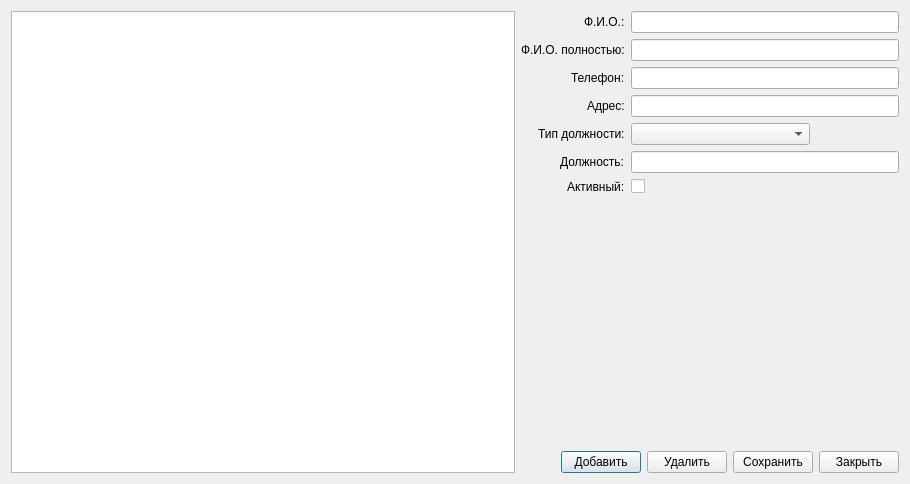
Old version of the form RepairCenter/catemployees.ui in the repository Feo-d-oR/YARC.
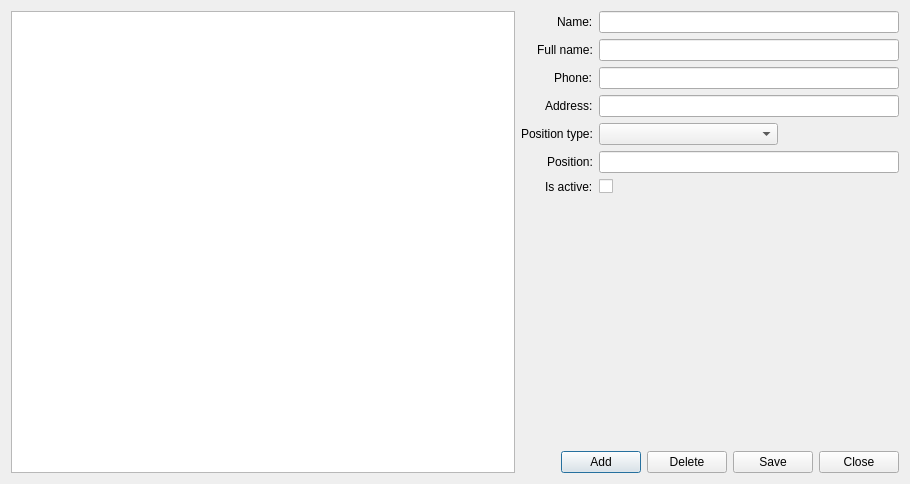
New version of the form. Icons and pictures are not drawn.

```diff
--- a/RepairCenter/catemployees.ui
+++ b/RepairCenter/catemployees.ui
@@ -39,7 +39,7 @@
      <item>
       <widget class="QPushButton" name="bAdd">
        <property name="text">
-        <string>Добавить</string>
+        <string>Add</string>
        </property>
        <property name="icon">
         <iconset>
@@ -51,7 +51,7 @@
      <item>
       <widget class="QPushButton" name="bDelete">
        <property name="text">
-        <string>Удалить</string>
+        <string>Delete</string>
        </property>
        <property name="icon">
         <iconset>
@@ -63,7 +63,7 @@
      <item>
       <widget class="QPushButton" name="bSave">
        <property name="text">
-        <string>Сохранить</string>
+        <string>Save</string>
        </property>
        <property name="icon">
         <iconset>
@@ -75,7 +75,7 @@
      <item>
       <widget class="QPushButton" name="bClose">
        <property name="text">
-        <string>Закрыть</string>
+        <string>Close</string>
        </property>
        <property name="icon">
         <iconset>
@@ -153,7 +153,7 @@
      <item row="0" column="0">
       <widget class="QLabel" name="label">
        <property name="text">
-        <string>Ф.И.О.:</string>
+        <string>Name:</string>
        </property>
       </widget>
      </item>
@@ -176,7 +176,7 @@
      <item row="1" column="0">
       <widget class="QLabel" name="label_2">
        <property name="text">
-        <string>Ф.И.О. полностью:</string>
+        <string>Full name:</string>
        </property>
       </widget>
      </item>
@@ -199,7 +199,7 @@
      <item row="2" column="0">
       <widget class="QLabel" name="label_7">
        <property name="text">
-        <string>Телефон:</string>
+        <string>Phone:</string>
        </property>
       </widget>
      </item>
@@ -222,7 +222,7 @@
      <item row="3" column="0">
       <widget class="QLabel" name="label_8">
        <property name="text">
-        <string>Адрес:</string>
+        <string>Address:</string>
        </property>
       </widget>
      </item>
@@ -245,7 +245,7 @@
      <item row="4" column="0">
       <widget class="QLabel" name="label_3">
        <property name="text">
-        <string>Тип должности:</string>
+        <string>Position type:</string>
        </property>
       </widget>
      </item>
@@ -277,7 +277,7 @@
      <item row="5" column="0">
       <widget class="QLabel" name="label_4">
        <property name="text">
-        <string>Должность:</string>
+        <string>Position:</string>
        </property>
       </widget>
      </item>
@@ -300,7 +300,7 @@
      <item row="6" column="0">
       <widget class="QLabel" name="label_5">
        <property name="text">
-        <string>Активный:</string>
+        <string>Is active:</string>
        </property>
       </widget>
      </item>
```
Left out of the diff: 2 changed lines with no effect on the pictures.
